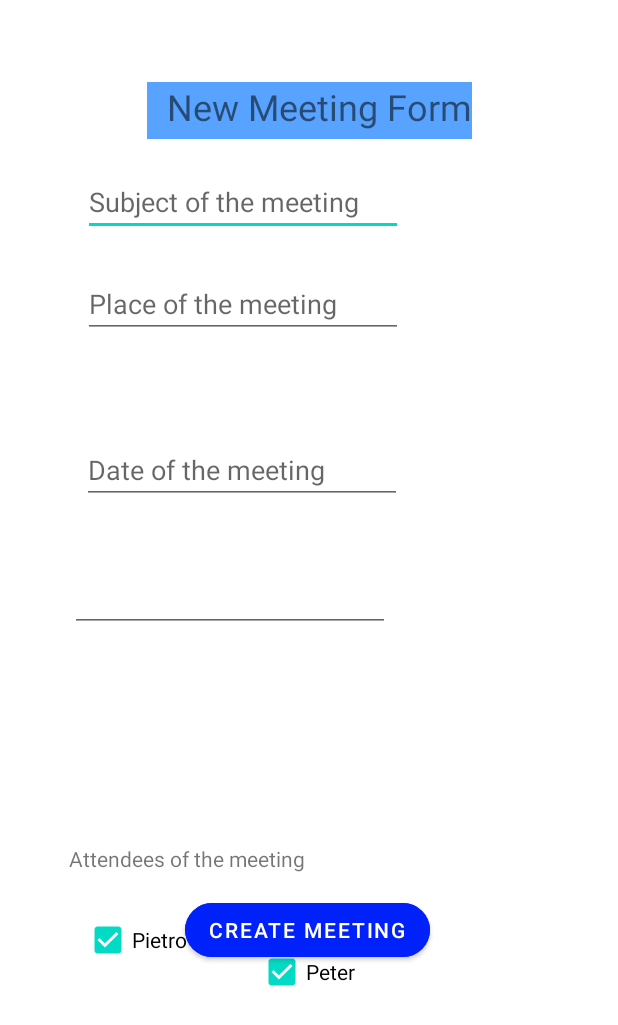
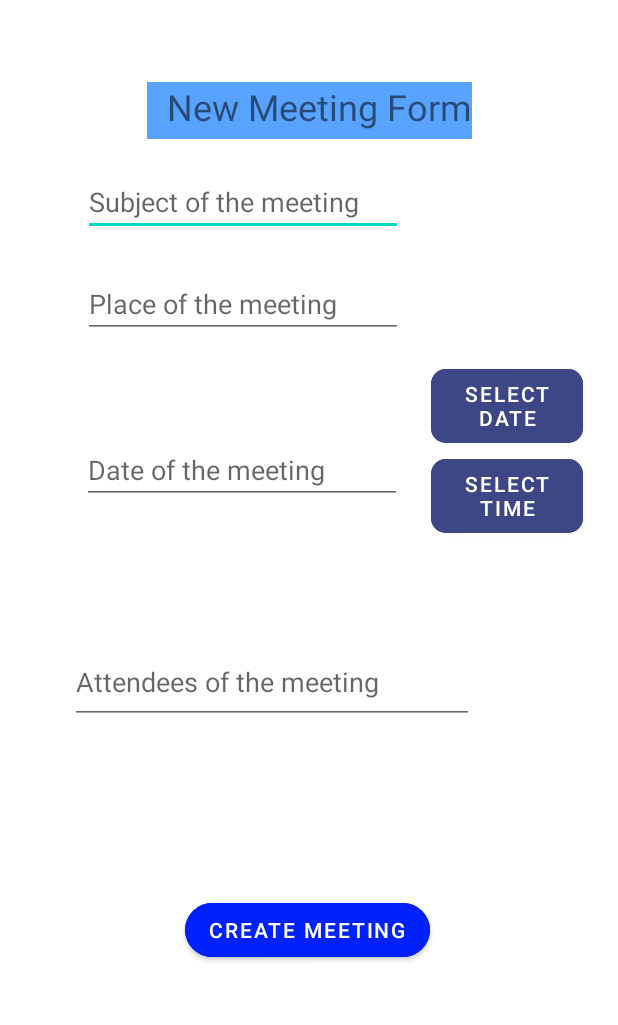
Before and after one commit to vigneaud-khalid/Ma_reu, an Android app: the screen it shows after launch (AddMeetingActivity), after a tap on an icon or button, on a phone screen of 412 x 824 dp. Shown: the top 1025 px of the screen. Run offline under Robolectric (Android 15) with nearby library versions, the phone set to English and light mode, and no system bars; our stand-ins replace ButterKnife, EventBus.

Commit message:
date&time not retrieved

```diff
--- a/app/src/main/java/com/khalid/mareu/model/Meeting.java
+++ b/app/src/main/java/com/khalid/mareu/model/Meeting.java
@@ -1,5 +1,7 @@
 package com.khalid.mareu.model;
 
+import java.io.Serializable;
+import java.text.SimpleDateFormat;
 import java.util.Date;
 import java.util.List;
 
@@ -7,7 +9,7 @@ import java.util.List;
  * Created by ordinateur _ Khalid _  on 29/03/2022.
  *  * Model object representing a Meeting
  */
-public class Meeting {
+public class Meeting implements Serializable {
     /** Identifier */
     private long id;
 
@@ -21,17 +23,17 @@ public class Meeting {
     private String place;
 
     /** time */
-    private String time;
+    private Date date;
 
     /** attendees */
     private List<String> attendees;
 
-    public Meeting(long id, int avatarColor, String subject, String place, String time, List attendees) {
+    public Meeting(long id, int avatarColor, String subject, String place, Date date, List attendees) {
         this.id = id;
         this.avatarColor = avatarColor;
         this.subject = subject;
         this.place = place;
-        this.time = time;
+        this.date = date;
         this.attendees = attendees;
     }
 
@@ -63,13 +65,9 @@ public class Meeting {
         this.place = place;
     }
 
-    public String getTime() {
-        return time;
-    }
+    public Date getDate() {  return date; }
 
-    public void setTime(String time) {
-        this.time = time;
-    }
+    public void setDate(Date date) { this.date = date; }
 
     public List getAttendees() {
         return attendees;
--- a/app/src/main/java/com/khalid/mareu/service/FakeMeetingGenerator.java
+++ b/app/src/main/java/com/khalid/mareu/service/FakeMeetingGenerator.java
@@ -5,6 +5,7 @@ import com.khalid.mareu.model.Meeting;
 import java.text.DateFormat;
 import java.text.ParseException;
 import java.text.SimpleDateFormat;
+import java.time.LocalDateTime;
 import java.util.ArrayList;
 import java.util.Arrays;
 import java.util.Collections;
@@ -16,18 +17,14 @@ import java.util.List;
  */
 public abstract class FakeMeetingGenerator {
 
-//    SimpleDateFormat formatter = new SimpleDateFormat("yyyy-MM-dd");
-//    Date date = formatter.parse("2012-03-04");
-
     public static List<Meeting> MEETINGS = Arrays.asList(
-
-            new Meeting(1, 1,"Réunion appEDF", "Peach", "15H30", Arrays.asList("herve@lamzone.com", "rachid@uvt.com") ),
-            new Meeting(2, 2,"Devel2022", "Room 2", "13H00", Arrays.asList("ed@sst.com", "paul@lamzone.com", "ali@lamzone.com")),
-            // new Meeting(3, 3, "Réunion B2", "Pitt", null, null ),
-            new Meeting(3,3,"NASA app","Room 3", "08H30", Arrays.asList("ana@lamzone.com", "ed@sst.com","alex@lamzone.com","khalid@gmail.com","ali@lamzone.com")),
-            new Meeting(4, 4,"Meeting 33","Kiwi", "11H00", Arrays.asList("igor@lamzone.com", "ali@lamzone.com")),
-            new Meeting(5, 5,"Réunion E", "Peach", "17H30", Arrays.asList("paul@lamzone.com", "dav@lamzone.com", "rachid@uvt.com")),
-            new Meeting(6, 6,"Project Star", "Room 2", "10H30", Arrays.asList("lyn@lamzone.com", "ed@sst.com","alex@lamzone.com", "dav@lamzone.com", "rachid@uvt.com"))
+            new Meeting(1, 1,"appEDF", "Peach", new Date(2022, 05, 1, 9, 30), Arrays.asList("herve@lamzone.com", "rachid@uvt.com") ),
+            // new Meeting(1, 1,"appEDF", "Peach", new LocalDateTime(), Arrays.asList("herve@lamzone.com", "rachid@uvt.com") ),
+            new Meeting(2, 2,"Devel2022", "Room 2", new Date(), Arrays.asList("ed@sst.com", "paul@lamzone.com", "ali@lamzone.com")),
+            new Meeting(3,3,"NASA app","Room 3", new Date(), Arrays.asList("ana@lamzone.com", "ed@sst.com","alex@lamzone.com","khalid@gmail.com","ali@lamzone.com")),
+            new Meeting(4, 4,"Meeting 33","Kiwi", new Date(), Arrays.asList("igor@lamzone.com", "ali@lamzone.com")),
+            new Meeting(5, 5,"Réunion E", "Peach", new Date(2022, 06, 6, 10, 30), Arrays.asList("paul@lamzone.com", "dav@lamzone.com", "rachid@uvt.com")),
+            new Meeting(6, 6,"Project Star", "Room 2", new Date(2022, 06, 6, 15, 30), Arrays.asList("lyn@lamzone.com", "ed@sst.com","alex@lamzone.com", "dav@lamzone.com", "rachid@uvt.com"))
             // new Meeting(6,"Réunion F","Room 5", date, Arrays.asList("Hello", "aaaa", "fow", "ghi", "lop"))
         );
     // "dd-MM-yyyy"
--- a/app/src/main/java/com/khalid/mareu/ui/MyMeetingRecyclerViewAdapter.java
+++ b/app/src/main/java/com/khalid/mareu/ui/MyMeetingRecyclerViewAdapter.java
@@ -15,6 +15,9 @@ import com.khalid.mareu.model.Meeting;
 
 import org.greenrobot.eventbus.EventBus;
 
+import java.text.ParseException;
+import java.text.SimpleDateFormat;
+import java.util.Date;
 import java.util.List;
 
 import butterknife.BindView;
@@ -40,7 +43,11 @@ public class MyMeetingRecyclerViewAdapter extends RecyclerView.Adapter<MyMeeting
     public void onBindViewHolder(final ViewHolder holder, int position) {
         Meeting meeting = mMeetings.get(position);
         holder.mMeetingAvatar.setImageDrawable(holder.mMeetingAvatar.getContext().getDrawable(getAvatar(meeting.getAvatarColor())));
-        holder.mMeetingSubject.setText(meeting.getSubject()+" - "+meeting.getTime()+ " - "+meeting.getPlace());
+        String pattern = "MMMdd hh:mm";
+        SimpleDateFormat dateFormat = new SimpleDateFormat(pattern);
+
+            holder.mMeetingSubject.setText(meeting.getSubject()+" - "+dateFormat.format(meeting.getDate())+ " - "+meeting.getPlace());
+
         List<String> attendees = meeting.getAttendees();
         String attendeesList = new String();
         for(String att : attendees) {
--- a/app/src/main/res/layout/activity_add_meeting.xml
+++ b/app/src/main/res/layout/activity_add_meeting.xml
@@ -36,11 +36,14 @@
         app:layout_constraintStart_toStartOf="parent"
         app:layout_constraintTop_toTopOf="parent" />
 
-    <EditText
-        android:id="@+id/place"
+
+
+    <MultiAutoCompleteTextView
+        android:id="@+id/autocomplete_place"
         android:layout_width="wrap_content"
         android:layout_height="wrap_content"
         android:layout_marginTop="180dp"
+        android:completionThreshold="1"
         android:ems="10"
         android:hint="@string/place"
         app:layout_constraintEnd_toEndOf="parent"
@@ -61,60 +64,62 @@
         app:layout_constraintTop_toTopOf="parent"
         app:layout_constraintVertical_bias="0.373" />
 
+    <Button
+        android:id="@+id/onDateSet"
+        android:layout_width="101dp"
+        android:layout_height="61dp"
+        android:layout_marginTop="240dp"
+        android:backgroundTint="#3E4785"
+        android:onClick="chooseDate"
+        android:text="SELECT DATE"
+        app:cornerRadius="10dp"
+        app:layout_constraintEnd_toEndOf="parent"
+        app:layout_constraintHorizontal_bias="0.925"
+        app:layout_constraintStart_toStartOf="parent"
+        app:layout_constraintTop_toTopOf="parent" />
+
+    <Button
+        android:id="@+id/onTimeSet"
+        android:layout_width="101dp"
+        android:layout_height="61dp"
+        android:layout_marginTop="300dp"
+        android:backgroundTint="#3E4785"
+        android:onClick="chooseTime"
+        android:text="SELECT TIME"
+        app:cornerRadius="10dp"
+        app:layout_constraintEnd_toEndOf="parent"
+        app:layout_constraintHorizontal_bias="0.925"
+        app:layout_constraintStart_toStartOf="parent"
+        app:layout_constraintTop_toTopOf="parent" />
+
+    <!--
+        <CheckBox
+            android:id="@+id/chk3"
+            android:layout_width="wrap_content"
+            android:layout_height="wrap_content"
+            android:layout_marginStart="56dp"
+            android:checked="true"
+            android:onClick="CheckBoxButtonHandler"
+            android:text="Pietro"
+            app:layout_constraintBottom_toBottomOf="parent"
+            app:layout_constraintStart_toStartOf="parent"
+            app:layout_constraintTop_toTopOf="parent"
+            app:layout_constraintVertical_bias="0.777" />-->
+
 
     <MultiAutoCompleteTextView
         android:id="@+id/autocomplete_attendees"
-        android:layout_width="wrap_content"
-        android:layout_height="wrap_content"
-        android:layout_marginEnd="152dp"
+        android:layout_width="269dp"
+        android:layout_height="55dp"
+        android:layout_marginEnd="96dp"
         android:completionThreshold="1"
-
         android:ems="10"
+        android:hint="@string/list_attendees"
 
         app:layout_constraintBottom_toBottomOf="parent"
         app:layout_constraintEnd_toEndOf="parent"
         app:layout_constraintTop_toTopOf="parent"
-        app:layout_constraintVertical_bias="0.483" />
-
-    <TextView
-        android:id="@+id/list_attendees"
-        android:layout_width="wrap_content"
-        android:layout_height="wrap_content"
-        android:layout_marginStart="20dp"
-        android:layout_marginTop="24dp"
-        android:layout_marginEnd="20dp"
-        android:text="@string/list_attendees"
-        app:layout_constraintBottom_toBottomOf="parent"
-        app:layout_constraintEnd_toEndOf="parent"
-        app:layout_constraintHorizontal_bias="0.122"
-        app:layout_constraintStart_toStartOf="parent"
-        app:layout_constraintTop_toTopOf="parent"
-        app:layout_constraintVertical_bias="0.69" />
-
-    <CheckBox
-        android:id="@+id/chk1"
-        android:layout_width="wrap_content"
-        android:layout_height="wrap_content"
-        android:layout_marginStart="172dp"
-        android:layout_marginBottom="152dp"
-        android:checked="true"
-        android:onClick="CheckBoxButtonHandler"
-        android:text="Peter"
-        app:layout_constraintBottom_toBottomOf="parent"
-        app:layout_constraintStart_toStartOf="parent" />
-
-    <CheckBox
-        android:id="@+id/chk3"
-        android:layout_width="wrap_content"
-        android:layout_height="wrap_content"
-        android:layout_marginStart="56dp"
-        android:checked="true"
-        android:onClick="CheckBoxButtonHandler"
-        android:text="Pietro"
-        app:layout_constraintBottom_toBottomOf="parent"
-        app:layout_constraintStart_toStartOf="parent"
-        app:layout_constraintTop_toTopOf="parent"
-        app:layout_constraintVertical_bias="0.777" />
+        app:layout_constraintVertical_bias="0.556" />
 
     <Button
         android:id="@+id/confirm_add_button"
--- a/app/src/main/res/values/strings.xml
+++ b/app/src/main/res/values/strings.xml
@@ -16,4 +16,16 @@
         <item>lyn@lamzone.com</item>
         <item>rachid@uvt.com</item>
     </string-array>
+    <string-array name="places_array">
+        <item>Peach</item>
+        <item>Room2</item>
+        <item>Room3</item>
+        <item>Kiwi</item>
+        <item>Berry</item>
+        <item>Cherry</item>
+        <item>Room7</item>
+        <item>Room8</item>
+        <item>Grape</item>
+        <item>Room10</item>
+    </string-array>
 </resources>
```
Also changed, not shown: app/src/main/java/com/khalid/mareu/ui/AddMeetingActivity.java (+74 -14 lines).
